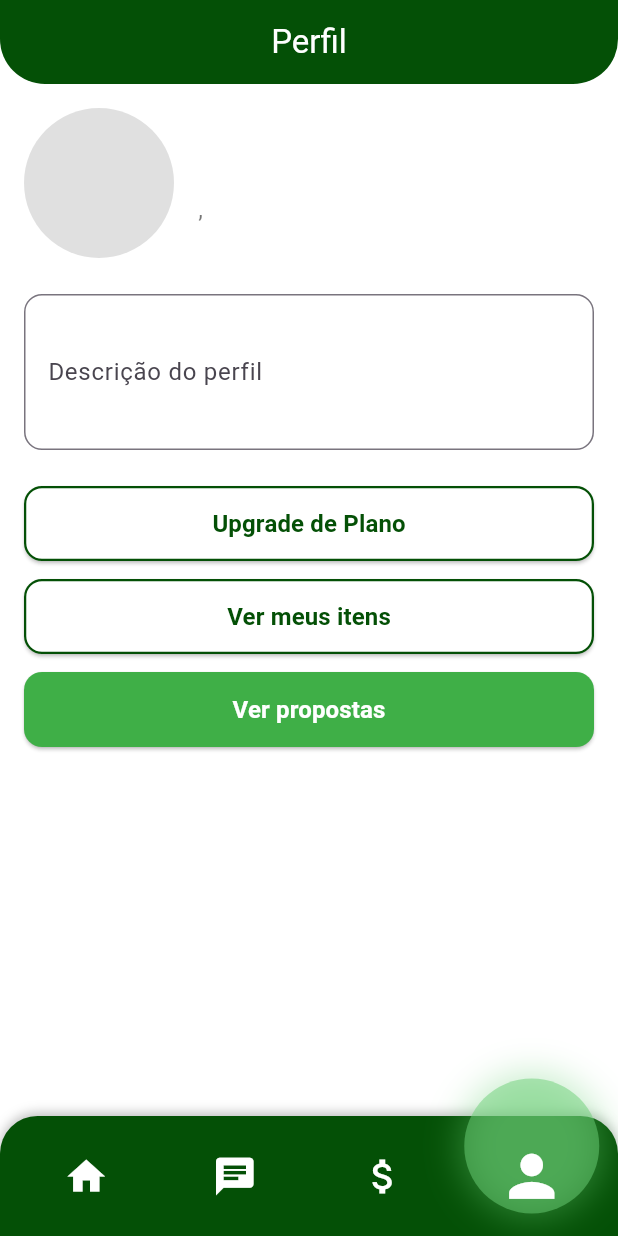
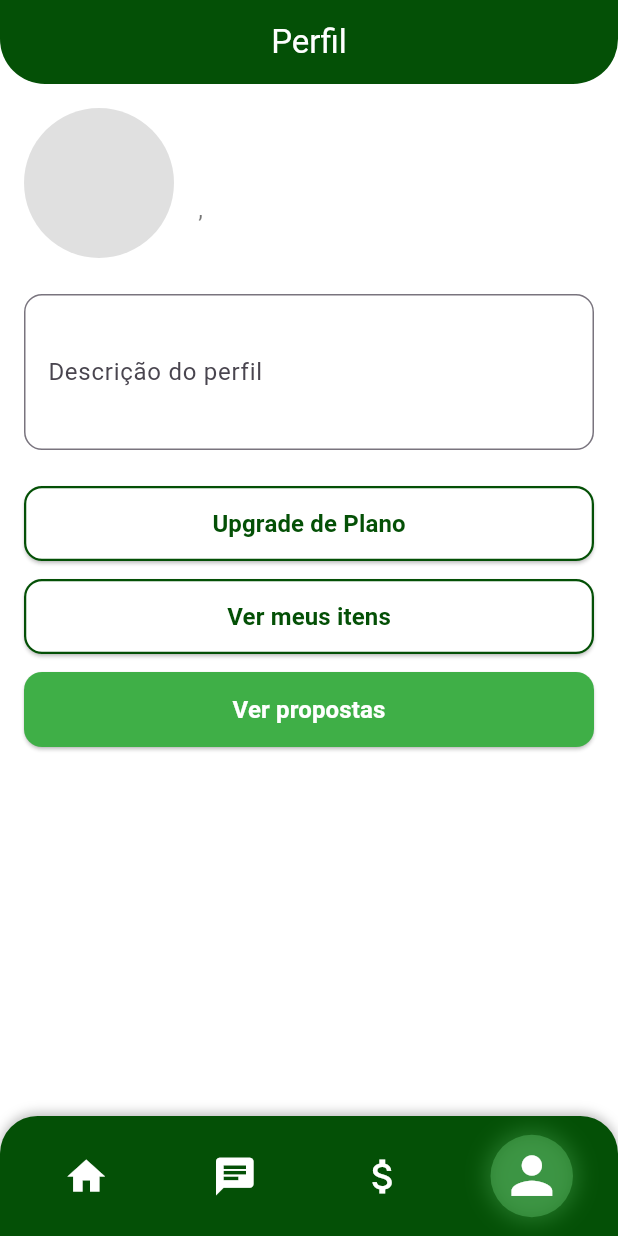
Before and after one commit to Rafinha003/Inteligencia_agro, a Flutter app: the TelaPrincipal screen opened by its route, item 4 of the bottom bar chosen, on a phone screen of 412 x 824 dp. Run offline on Flutter 3.47's test engine with Material 3 defaults, Android fonts, the phone set to English and light mode, and no system bars; our stand-ins replace cloud_firestore, device_preview, firebase_auth, firebase_core, image_picker; accounts and stored records are empty; network calls fail.

Commit message:
Ajustes finais para a apresentação

```diff
--- a/lib/View/Tela-principal/tela-principal.dart
+++ b/lib/View/Tela-principal/tela-principal.dart
@@ -15,7 +15,7 @@ class TelaPrincipal extends StatefulWidget {
 
 class _TelaPrincipalState extends State<TelaPrincipal> {
   int _indiceSelecionado = 0;
-  String _planoUsuario = "Gratuito"; // padrão caso não carregue
+  String _planoUsuario = "Gratuito";
   final FirebaseAuth _auth = FirebaseAuth.instance;
   final FirebaseFirestore _firestore = FirebaseFirestore.instance;
 
@@ -25,12 +25,12 @@ class _TelaPrincipalState extends State<TelaPrincipal> {
     _carregarPlanoUsuario();
   }
 
-  // Busca o plano do usuário no Firestore
   Future<void> _carregarPlanoUsuario() async {
     User? user = _auth.currentUser;
     if (user == null) return;
 
-    DocumentSnapshot doc = await _firestore.collection("Planos").doc(user.uid).get();
+    DocumentSnapshot doc =
+        await _firestore.collection("Planos").doc(user.uid).get();
 
     if (doc.exists) {
       setState(() {
@@ -39,7 +39,6 @@ class _TelaPrincipalState extends State<TelaPrincipal> {
     }
   }
 
-  // Gera a lista de telas dinamicamente
   List<Widget> get _telas {
     List<Widget> telas = [
       const TelaListagem(),
@@ -47,7 +46,6 @@ class _TelaPrincipalState extends State<TelaPrincipal> {
       const TelaPerfil(),
     ];
 
-    // Adiciona histórico de transação apenas para planos pagos
     if (_planoUsuario != "Gratuito") {
       telas.insert(2, const TelaHistoricoTransacao());
     }
@@ -55,7 +53,6 @@ class _TelaPrincipalState extends State<TelaPrincipal> {
     return telas;
   }
 
-  // Gera os ícones do bottomNavigationBar dinamicamente
   List<IconData> get _icones {
     List<IconData> icones = [
       Icons.home,
@@ -113,28 +110,31 @@ class _TelaPrincipalState extends State<TelaPrincipal> {
                     clipBehavior: Clip.none,
                     alignment: Alignment.center,
                     children: [
+                      // ✅ BOLINHA DIRETAMENTE ATRÁS DO ÍCONE (CENTRALIZADA)
                       if (isSelected)
-                        Positioned(
-                          top: -35,
+                        Align(
+                          alignment: Alignment.center,
                           child: Container(
-                            width: 90,
-                            height: 90,
+                            width: 55, // menor e elegante
+                            height: 55,
                             decoration: BoxDecoration(
-                              color: const Color(0xFF6CCF77).withOpacity(0.5),
+                              color: const Color(0xFF6CCF77).withOpacity(0.35),
                               shape: BoxShape.circle,
                               boxShadow: [
                                 BoxShadow(
-                                  color: const Color(0xFF6CCF77).withOpacity(0.4),
-                                  blurRadius: 20,
+                                  color: const Color(0xFF6CCF77)
+                                      .withOpacity(0.3),
+                                  blurRadius: 12,
                                   spreadRadius: 3,
                                 ),
                               ],
                             ),
                           ),
                         ),
+
                       AnimatedScale(
                         duration: const Duration(milliseconds: 250),
-                        scale: isSelected ? 1.5 : 1.0,
+                        scale: isSelected ? 1.35 : 1.0,
                         child: Icon(
                           _icones[index],
                           color: Colors.white,
--- a/pubspec.yaml
+++ b/pubspec.yaml
@@ -41,6 +41,7 @@ dependencies:
   cloud_firestore: ^5.6.12
   http: ^1.5.0
   image_picker: ^1.2.0
+  intl: ^0.19.0
 
 dev_dependencies:
   flutter_test:
```
Also changed, not shown: lib/Controller/Tela-perfil-controller/TelaPerfilController.dart (+40 -13 lines), lib/Controller/tela-historico-transacao/historico_transacao_controller.dart (+36 -2 lines), lib/Controller/tela-listagem/TelaListagemController.dart (+43 -3 lines), lib/View/tela-perfil/tela-ver-meus-itens/tela-ver-meus-itens.dart (+8 -1 lines), pubspec.lock.
